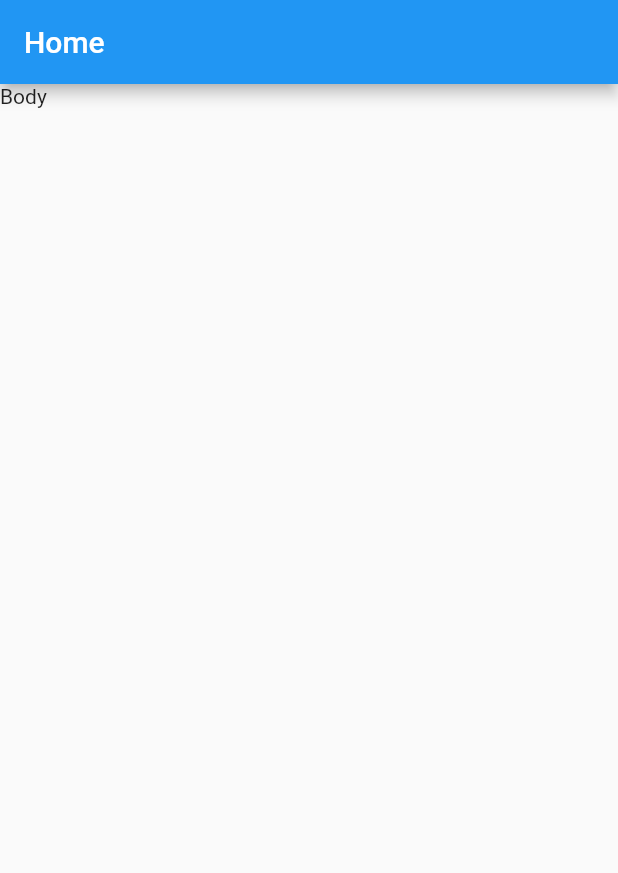
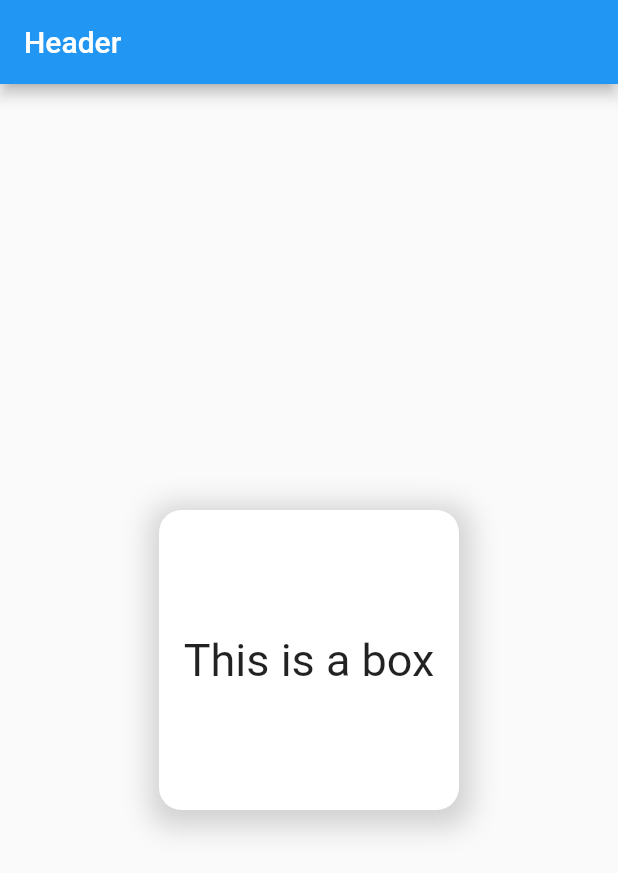
Before and after one commit to Dushani-Ranasinghe/my_first_flutter_app, a Flutter app: the screen it shows after launch, on a phone screen of 412 x 824 dp. Shown: the top 873 px of the screen. Run offline on Flutter 3.47's test engine with Material 2 defaults, Android fonts, the phone set to English and light mode, and no system bars.

Commit message:
container widget

```diff
--- a/lib/main.dart
+++ b/lib/main.dart
@@ -9,8 +9,7 @@ class MyApp extends StatelessWidget {
   Widget build(BuildContext context) {
     return MaterialApp(
       title: "Demo Application",
-      theme:
-          ThemeData(primarySwatch: Colors.blue),
+      theme: ThemeData(primarySwatch: Colors.blue),
       home: HomePage(),
     );
   }
@@ -22,8 +21,25 @@ class HomePage extends StatelessWidget {
   @override
   Widget build(BuildContext context) {
     return Scaffold(
-      appBar: AppBar(title: Text("Home")),
-      body: Container(child: Text("Body")),
-    );
+        appBar: AppBar(title: Text("Header")),
+        body: Center(
+          child: Container(
+            // padding: EdgeInsets.all(15),
+            height: 200,
+            width: 200,
+            decoration: BoxDecoration(
+              color: Colors.white,
+              borderRadius: BorderRadius.circular(15),
+              boxShadow:[ BoxShadow(
+                color: Color.fromARGB(255, 209, 209, 209),
+                offset: Offset(1.0,4.0),
+                blurRadius: 15.0,
+                spreadRadius: 7.0
+
+              ),]
+            ),
+            child: Center(child: Text("This is a box", style: TextStyle(fontSize: 30),)),
+          ),
+        ));
   }
 }
```
